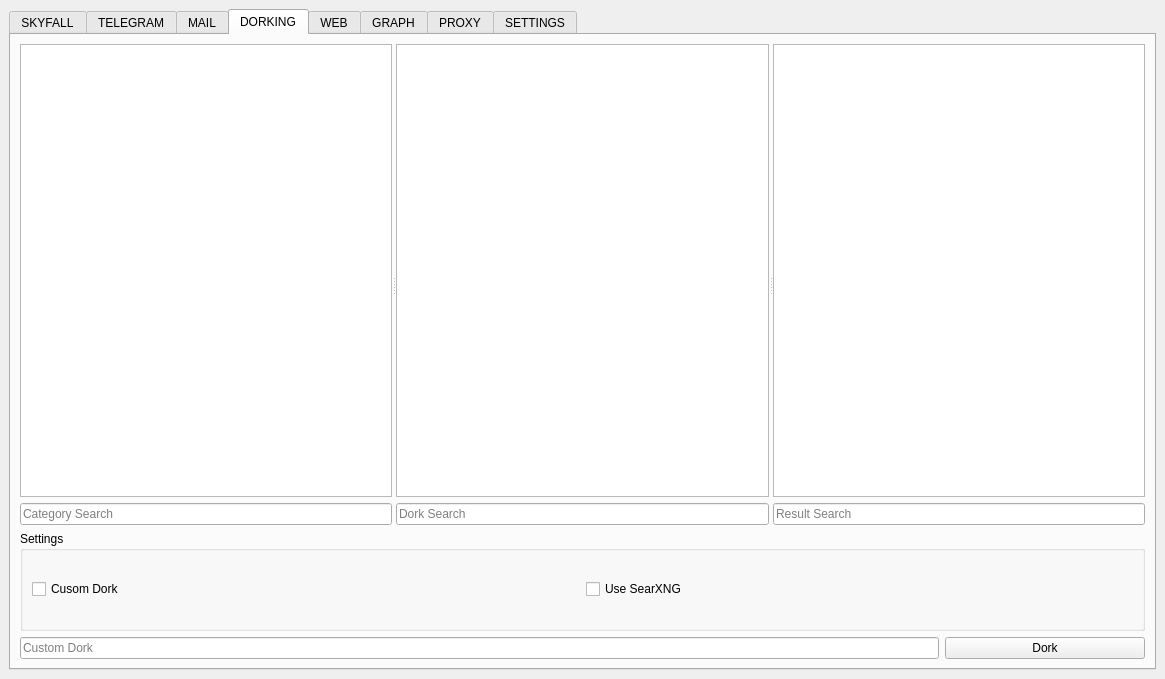
This is resources/form.ui in Nighty3098/SkyFall as Qt 5 draws it before an edit. The edited form follows.
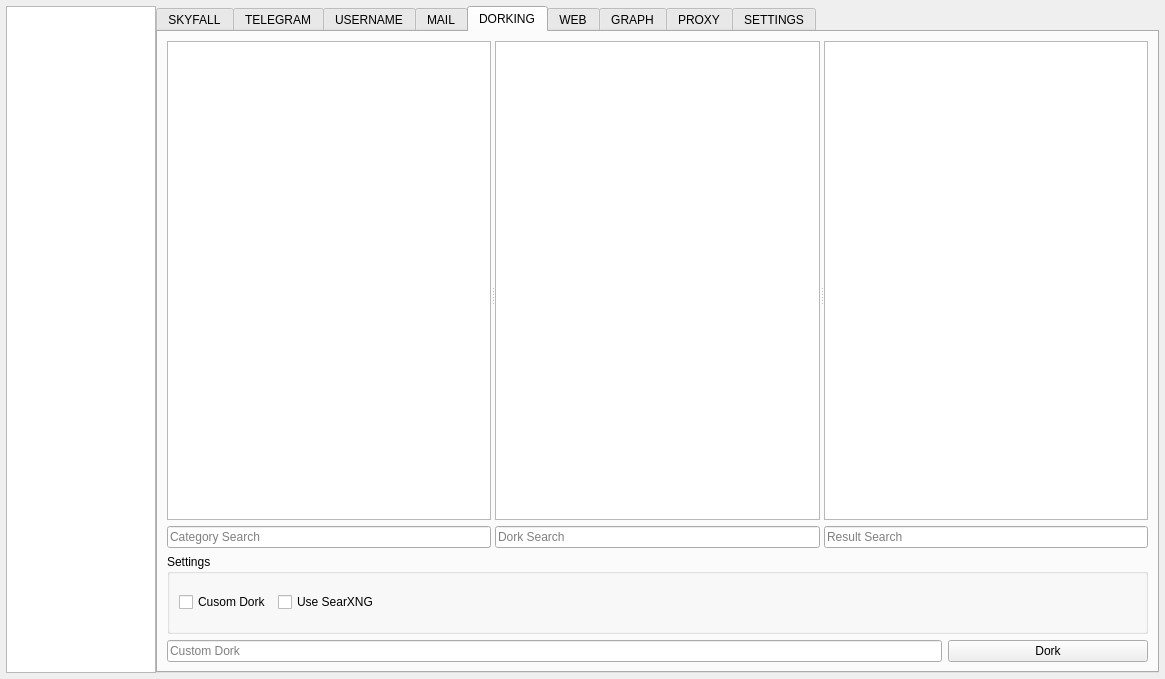
This is the edited form. The open tabs and pages were chosen to show the change.

Commit message: Refactor main window UI replacing tab bar with sidebar navigation, add username search tab, extract icon loading and UI setup into separate modules, and introduce shortcut manager

```diff
--- a/resources/form.ui
+++ b/resources/form.ui
@@ -14,11 +14,42 @@
    <string>MainWindow</string>
   </property>
   <widget class="QWidget" name="centralwidget">
-   <layout class="QVBoxLayout" name="verticalLayout">
+   <layout class="QHBoxLayout" name="horizontalLayout_6">
+    <property name="spacing">
+     <number>0</number>
+    </property>
+    <property name="leftMargin">
+     <number>6</number>
+    </property>
+    <property name="topMargin">
+     <number>6</number>
+    </property>
+    <property name="rightMargin">
+     <number>6</number>
+    </property>
+    <property name="bottomMargin">
+     <number>6</number>
+    </property>
     <item>
-     <widget class="QTabWidget" name="mainTabsWidget">
+     <widget class="QListWidget" name="menuListWidget">
+      <property name="maximumSize">
+       <size>
+        <width>150</width>
+        <height>16777215</height>
+       </size>
+      </property>
+     </widget>
+    </item>
+    <item>
+     <widget class="QTabWidget" name="mainStackedWidget">
+      <property name="tabPosition">
+       <enum>QTabWidget::TabPosition::North</enum>
+      </property>
       <property name="currentIndex">
-       <number>0</number>
+       <number>2</number>
+      </property>
+      <property name="tabBarAutoHide">
+       <bool>true</bool>
       </property>
       <widget class="QWidget" name="mainTab">
        <attribute name="title">
@@ -457,6 +488,11 @@
         </item>
        </layout>
       </widget>
+      <widget class="QWidget" name="usernameSearchTab">
+       <attribute name="title">
+        <string>USERNAME</string>
+       </attribute>
+      </widget>
       <widget class="QWidget" name="mail_tools_tab">
        <attribute name="title">
         <string>MAIL</string>
@@ -646,7 +682,7 @@
             <property name="maximumSize">
              <size>
               <width>16777215</width>
-              <height>100</height>
+              <height>80</height>
              </size>
             </property>
             <property name="title">
@@ -667,6 +703,19 @@
                </property>
               </widget>
              </item>
+             <item>
+              <spacer name="horizontalSpacer_3">
+               <property name="orientation">
+                <enum>Qt::Orientation::Horizontal</enum>
+               </property>
+               <property name="sizeHint" stdset="0">
+                <size>
+                 <width>40</width>
+                 <height>20</height>
+                </size>
+               </property>
+              </spacer>
+             </item>
             </layout>
            </widget>
           </item>
```
Left out of the diff: 12 changed lines with no effect on the pictures. The commit also changes 7 other files.
